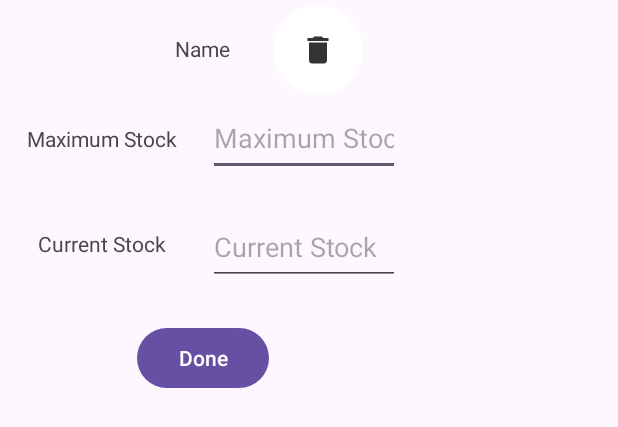
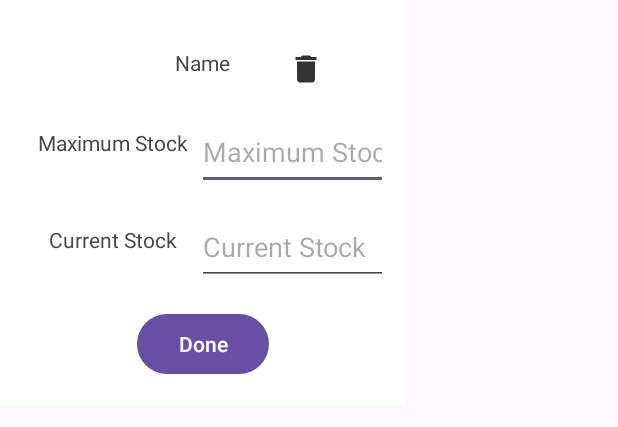
Before and after one commit to thpliakis/LiquorStock, an Android app: the layout liquor_popup.xml on its own in the app's theme, with its tools: preview values and no code run, on a phone screen of 412 x 824 dp. Shown: the top 427 px of the screen. Run offline under Robolectric (Android 15) with nearby library versions, the phone set to English and light mode, and no system bars.

Commit message:
create showPopupWindow for displaying liquor_popup.xml in LiquorActivity.java

```diff
--- a/app/src/main/res/layout/liquor_popup.xml
+++ b/app/src/main/res/layout/liquor_popup.xml
@@ -1,9 +1,10 @@
 <?xml version="1.0" encoding="utf-8"?>
 <androidx.constraintlayout.widget.ConstraintLayout xmlns:android="http://schemas.android.com/apk/res/android"
     xmlns:app="http://schemas.android.com/apk/res-auto"
-    xmlns:tools="http://schemas.android.com/tools"
     android:layout_width="270dp"
-    android:layout_height="270dp">
+    android:layout_height="270dp"
+    android:background="@color/white"
+    android:padding="15sp">
 
 
     <androidx.constraintlayout.widget.Guideline
--- a/app/src/main/res/values/strings.xml
+++ b/app/src/main/res/values/strings.xml
@@ -10,4 +10,5 @@
     <string name="add">Add</string>
     <string name="done">Done</string>
     <string name="dltliquor">Delete this liquor.</string>
+    <string name="add_description">Add new liquor.</string>
 </resources>
```
Also changed, not shown: app/src/main/java/com/adital/liquorstock/LiquorActivity.java (+45 -0 lines), app/src/main/res/layout/activity_liquor.xml (+6 -5 lines).
